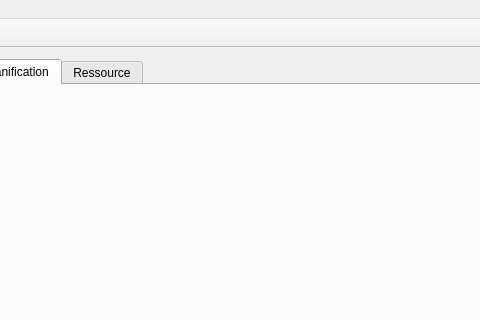
Qt form TPQtIntroduction/mainwindow.ui (Lydie-Pierrick/TP2-QT-INTRO) before a commit; both pictures show x 135 to 615 and y 0 to 320 of the 750 by 617 pixel window.
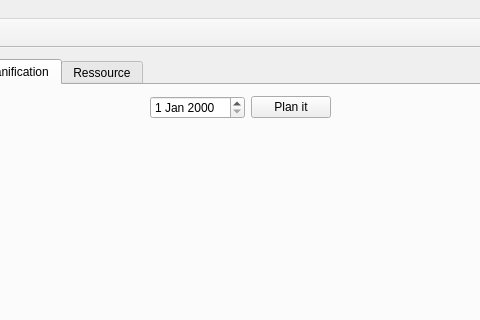
The same form after that commit. The open tabs and pages were chosen to show the change. Icons and pictures are not drawn.

The edit to the form file:
```diff
--- a/TPQtIntroduction/mainwindow.ui
+++ b/TPQtIntroduction/mainwindow.ui
@@ -210,7 +210,57 @@
          </attribute>
          <layout class="QVBoxLayout" name="verticalLayout_8">
           <item>
-           <layout class="QVBoxLayout" name="verticalLayout_Planification"/>
+           <layout class="QGridLayout" name="gridLayout">
+            <item row="0" column="2">
+             <widget class="QPushButton" name="pushButton">
+              <property name="text">
+               <string>Plan it</string>
+              </property>
+             </widget>
+            </item>
+            <item row="0" column="0">
+             <spacer name="horizontalSpacer_4">
+              <property name="orientation">
+               <enum>Qt::Horizontal</enum>
+              </property>
+              <property name="sizeHint" stdset="0">
+               <size>
+                <width>40</width>
+                <height>20</height>
+               </size>
+              </property>
+             </spacer>
+            </item>
+            <item row="0" column="1">
+             <widget class="QDateEdit" name="dateEdit_Planification"/>
+            </item>
+            <item row="1" column="2">
+             <spacer name="verticalSpacer_4">
+              <property name="orientation">
+               <enum>Qt::Vertical</enum>
+              </property>
+              <property name="sizeHint" stdset="0">
+               <size>
+                <width>20</width>
+                <height>40</height>
+               </size>
+              </property>
+             </spacer>
+            </item>
+            <item row="0" column="3">
+             <spacer name="horizontalSpacer_5">
+              <property name="orientation">
+               <enum>Qt::Horizontal</enum>
+              </property>
+              <property name="sizeHint" stdset="0">
+               <size>
+                <width>40</width>
+                <height>20</height>
+               </size>
+              </property>
+             </spacer>
+            </item>
+           </layout>
           </item>
          </layout>
         </widget>
```
Left out of the diff: 10 changed lines with no effect on the pictures.
